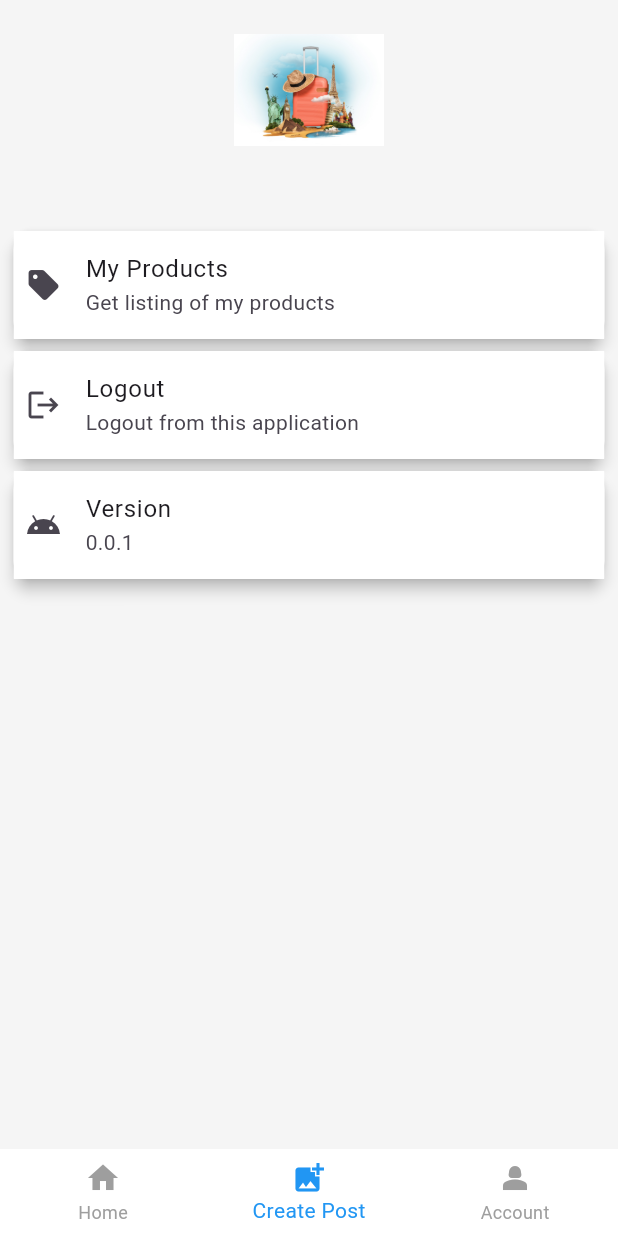
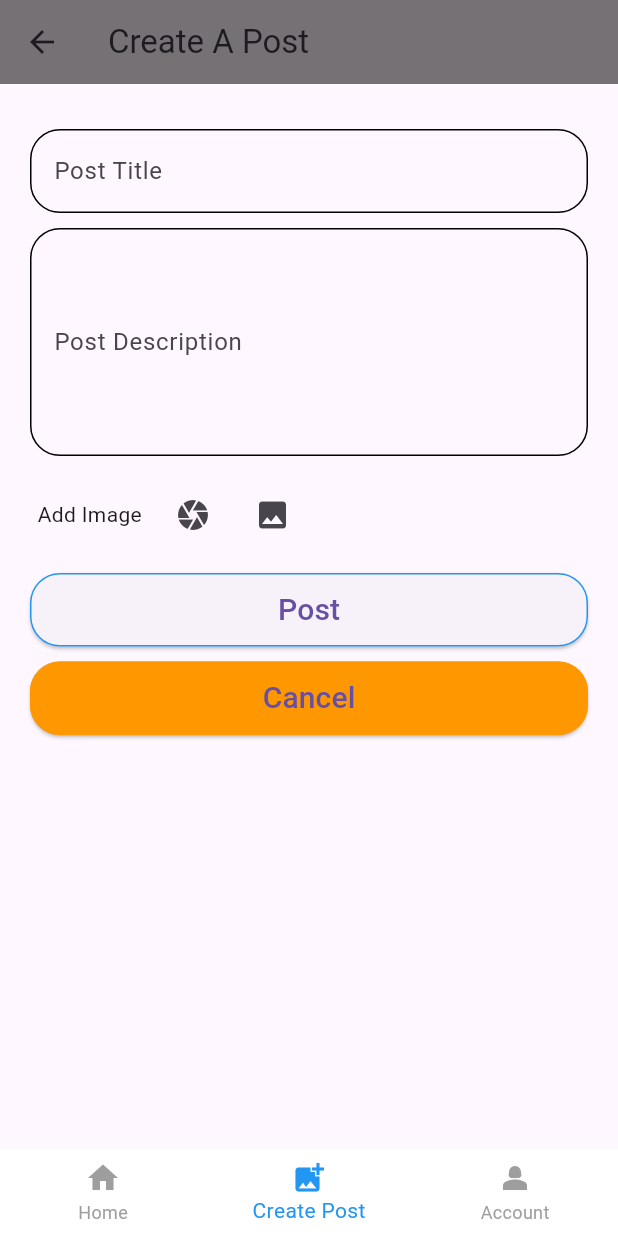
Before and after one commit to Allan0092/TravelBlog, a Flutter app: the DashboardScreen screen opened by its route, swiped to page 2, on a phone screen of 412 x 824 dp. Run offline on Flutter 3.47's test engine with Material 3 defaults, Android fonts, the phone set to English and light mode, and no system bars; our stand-ins replace cloud_firestore, firebase_auth, firebase_core, firebase_messaging, firebase_storage, flutter_local_notifications and 2 more; missing offline and left inert: overlay_kit; accounts and stored records are empty.

Commit message:
add blof feature

```diff
--- a/lib/models/post_model.dart
+++ b/lib/models/post_model.dart
@@ -14,24 +14,24 @@ class PostModel {
   PostModel({
     this.id,
     this.userId,
-    this.productName,
-    this.productDescription,
+    this.postName,
+    this.postDescription,
     this.imageUrl,
     this.imagePath,
   });
 
   String? id;
   String? userId;
-  String? productName;
-  String? productDescription;
+  String? postName;
+  String? postDescription;
   String? imageUrl;
   String? imagePath;
 
   factory PostModel.fromJson(Map<String, dynamic> json) => PostModel(
     id: json["id"],
     userId: json["user_id"],
-    productName: json["productName"],
-    productDescription: json["productDescription"],
+    postName: json["postName"],
+    postDescription: json["postDescription"],
     imageUrl: json["imageUrl"],
     imagePath: json["imagePath"],
   );
@@ -41,8 +41,8 @@ class PostModel {
   factory PostModel.fromFirebaseSnapshot(DocumentSnapshot<Map<String, dynamic>> json) => PostModel(
     id: json.id,
     userId: json["user_id"],
-    productName: json["productName"],
-    productDescription: json["productDescription"],
+    postName: json["postName"],
+    postDescription: json["postDescription"],
     imageUrl: json["imageUrl"],
     imagePath: json["imagePath"],
   );
@@ -51,8 +51,8 @@ class PostModel {
   Map<String, dynamic> toJson() => {
     "id": id,
     "user_id": userId,
-    "productName": productName,
-    "productDescription": productDescription,
+    "postName": postName,
+    "postDescription": postDescription,
     "imageUrl": imageUrl,
     "imagePath": imagePath,
   };
--- a/lib/repositories/post_repositories.dart
+++ b/lib/repositories/post_repositories.dart
@@ -82,7 +82,7 @@ class PostRepository {
     try {
       final response = await postRef.doc(id).get();
       if (!response.exists) {
-        throw Exception("Product doesnot exists");
+        throw Exception("Post doesnot exists");
       }
       return response;
     } catch (err) {
--- /dev/null
+++ b/lib/screens/Post/create_post_screen.dart
@@ -0,0 +1,242 @@
+import 'package:image_picker/image_picker.dart';
+import 'package:flutter/cupertino.dart';
+import 'package:flutter/material.dart';
+import 'package:provider/provider.dart';
+
+import '../../models/post_model.dart';
+import '../../services/file_upload.dart';
+import '../../viewmodels/auth_viewmodel.dart';
+import '../../viewmodels/global_ui_viewmodel.dart';
+import '../../viewmodels/post_viewmodel.dart';
+
+class CreatePostScreen extends StatefulWidget{
+  const CreatePostScreen({Key? key}) : super(key: key);
+
+  @override
+  State<CreatePostScreen> createState() => _CreatePostScreenState();
+}
+
+class _CreatePostScreenState extends State<CreatePostScreen> {
+  TextEditingController _postNameController = TextEditingController();
+  TextEditingController _postDescriptionController = TextEditingController();
+  void savePost() async{
+    _ui.loadState(true);
+    try{
+      final PostModel data= PostModel(
+        imagePath: imagePath,
+        imageUrl: imageUrl,
+        postDescription: _postDescriptionController.text,
+        postName: _postNameController.text,
+        userId: _authViewModel.loggedInUser!.userId,
+      );
+      await _authViewModel.addMyProduct(data);
+      ScaffoldMessenger.of(context).showSnackBar(SnackBar(content: Text("Success")));
+      Navigator.of(context).pop();
+      Navigator.of(context).pushNamed("dashboard");
+    }catch(e){
+      ScaffoldMessenger.of(context).showSnackBar(SnackBar(content: Text("Error")));
+    }
+    _ui.loadState(false);
+  }
+  late GlobalUIViewModel _ui;
+  late AuthViewModel _authViewModel;
+  @override
+  void initState() {
+    WidgetsBinding.instance.addPostFrameCallback((_) {
+      _ui = Provider.of<GlobalUIViewModel>(context, listen: false);
+      _authViewModel = Provider.of<AuthViewModel>(context, listen: false);
+      getInit();
+    });
+    super.initState();
+  }
+
+  getInit() async {
+
+    _ui.loadState(false);
+  }
+  String? selectedCategory;
+
+  // image uploader
+  String? imageUrl;
+  String? imagePath;
+  final ImagePicker _picker = ImagePicker();
+
+  Future<void> _pickImage(ImageSource source) async {
+    var selected = await _picker.pickImage(source: source, imageQuality: 100);
+    if (selected != null) {
+      setState(() {
+        imageUrl = null;
+        imagePath=null;
+      });
+
+      _ui.loadState(true);
+      try{
+        ImagePath? image = await FileUpload().uploadImage(selectedPath: selected.path);
+        if(image!=null){
+          setState(() {
+            imageUrl = image.imageUrl;
+            imagePath = image.imagePath;
+          });
+        }
+      }catch(e){}
+
+      _ui.loadState(false);
+    }
+  }
+
+  void deleteImage() async {
+
+    _ui.loadState(true);
+    try{
+
+      await FileUpload().deleteImage(deletePath: imagePath.toString()).then((value){
+        setState(() {
+          imagePath=null;
+          imageUrl=null;
+        });
+      });
+    }catch(e){}
+
+    _ui.loadState(false);
+  }
+
+  @override
+  Widget build(BuildContext context) {
+    return Scaffold(
+      appBar: AppBar(
+        backgroundColor: Colors.black54,
+        title: Text("Create A Post"),
+      ),
+      body: Consumer<PostViewModel>(
+          builder: (context, categoryVM, child) {
+            return SafeArea(
+              child: SingleChildScrollView(
+                physics: BouncingScrollPhysics(),
+                child: Container(
+                  padding: EdgeInsets.all(20),
+                  child: Column(
+                    crossAxisAlignment: CrossAxisAlignment.start,
+                    children: [
+
+                      SizedBox(height: 10,),
+
+                      TextFormField(
+                        controller: _postNameController,
+                        // validator: ValidateProduct.username,
+                        keyboardType: TextInputType.text,
+                        decoration: InputDecoration(
+                          enabledBorder: OutlineInputBorder(
+                              borderRadius: BorderRadius.circular(20)
+                          ),
+                          focusedBorder: OutlineInputBorder(
+                              borderRadius: BorderRadius.circular(20)
+                          ),
+                          border: InputBorder.none,
+                          label: Text("Post Title"),
+                          hintText: 'Enter post title',
+                        ),
+                      ),
+                      SizedBox(height: 10,),
+                      TextFormField(
+                        controller: _postDescriptionController,
+                        // validator: ValidateProduct.username,
+                        keyboardType: TextInputType.multiline,
+                        maxLines: 5,
+                        decoration: InputDecoration(
+                          enabledBorder: OutlineInputBorder(
+                              borderRadius: BorderRadius.circular(20)
+                          ),
+                          focusedBorder: OutlineInputBorder(
+                              borderRadius: BorderRadius.circular(20)
+                          ),
+                          border: InputBorder.none,
+                          label: Text("Post Description"),
+                          hintText: 'Enter post description',
+                        ),
+                      ),
+                      SizedBox(height: 10,),
+                      Container(
+                        padding: EdgeInsets.all(5),
+                        child: Row(
+                          mainAxisAlignment: MainAxisAlignment.start,
+                          children: [
+                            Text("Add Image"),
+                            SizedBox(width: 10,),
+                            IconButton(onPressed: (){
+                              _pickImage(ImageSource.camera);
+                            },
+                                icon: Icon(Icons.camera)),
+                            SizedBox(width: 5,),
+                            IconButton(onPressed: (){
+                              _pickImage(ImageSource.gallery);
+                            },
+                                icon: Icon(Icons.photo))
+                          ],
+                        ),
+                      ),
+                      imageUrl !=null ?
+                      Wrap(
+                        crossAxisAlignment: WrapCrossAlignment.center,
+                        children: [
+                          Image.network(imageUrl!, height: 50, width: 50,),
+                          Text(imagePath.toString()),
+                          IconButton(onPressed: (){
+                            deleteImage();
+                          },
+                              icon: Icon(Icons.delete, color: Colors.red,)),
+                        ],
+                      )
+                          : Container(),
+                      SizedBox(height: 10,),
+                      Container(
+                        width: double.infinity,
+                        child: ElevatedButton(
+                            key: Key('addProduct'),
+                            style: ButtonStyle(
+                              shape: MaterialStateProperty.all<RoundedRectangleBorder>(
+                                  RoundedRectangleBorder(
+                                      borderRadius: BorderRadius.circular(20),
+                                      side: BorderSide(color: Colors.blue)
+                                  )
+                              ),
+                              padding: MaterialStateProperty.all<EdgeInsets>(EdgeInsets.symmetric(vertical: 10)),
+                            ),
+                            onPressed: (){
+                              savePost();
+                            }, child: Text("Post", style: TextStyle(
+                            fontSize: 20
+                        ),)),
+                      ),
+                      SizedBox(height: 10,),
+                      Container(
+                        width: double.infinity,
+                        child: ElevatedButton(
+                            style: ButtonStyle(
+                              backgroundColor: MaterialStateProperty.all<Color>(Colors.orange) ,
+                              shape: MaterialStateProperty.all<RoundedRectangleBorder>(
+                                  RoundedRectangleBorder(
+                                      borderRadius: BorderRadius.circular(20),
+                                      side: BorderSide(color: Colors.orange)
+                                  )
+                              ),
+                              padding: MaterialStateProperty.all<EdgeInsets>(EdgeInsets.symmetric(vertical: 10)),
+                            ),
+                            onPressed: (){
+                              Navigator.of(context).pop();
+                              Navigator.of(context).pushNamed("/dashboard");
+
+                            }, child: Text("Cancel", style: TextStyle(
+                            fontSize: 20
+                        ),)),
+                      ),
+                    ],
+                  ),
+                ),
+              ),
+            );
+          }
+      ),
+    );
+  }
+
+}
--- a/lib/screens/account/account_screen.dart
+++ b/lib/screens/account/account_screen.dart
@@ -63,8 +63,8 @@ class _AccountScreenState extends State<AccountScreen> {
           ),
           makeSettings(
               icon: Icon(Icons.sell),
-              title: "My Products",
-              subtitle: "Get listing of my products",
+              title: "My Posts",
+              subtitle: "Look at my posts",
               onTap: (){
                 Navigator.of(context).pushNamed("/my-products");
               }
--- a/lib/screens/dashboard/dashboard.dart
+++ b/lib/screens/dashboard/dashboard.dart
@@ -1,6 +1,7 @@
 import 'package:flutter/cupertino.dart';
 import 'package:flutter/material.dart';
 import 'package:provider/provider.dart';
+import 'package:travelblog/screens/Post/create_post_screen.dart';
 import 'package:travelblog/screens/account/account_screen.dart';
 import 'package:travelblog/screens/home/home_screen.dart';
 import 'package:travelblog/viewmodels/auth_viewmodel.dart';
@@ -59,7 +60,7 @@ class _DashboardScreenState extends State<DashboardScreen>{
       body: SafeArea(
         child: PageView(
           controller: pageController,
-          children: <Widget>[HomeScreen(), AccountScreen()],
+          children: <Widget>[HomeScreen(), CreatePostScreen(),AccountScreen()],
           onPageChanged: _onPageChanged,
           physics: const NeverScrollableScrollPhysics(),
         ),
```
Also changed, not shown: lib/screens/home/home_screen.dart (+6 -16 lines).
